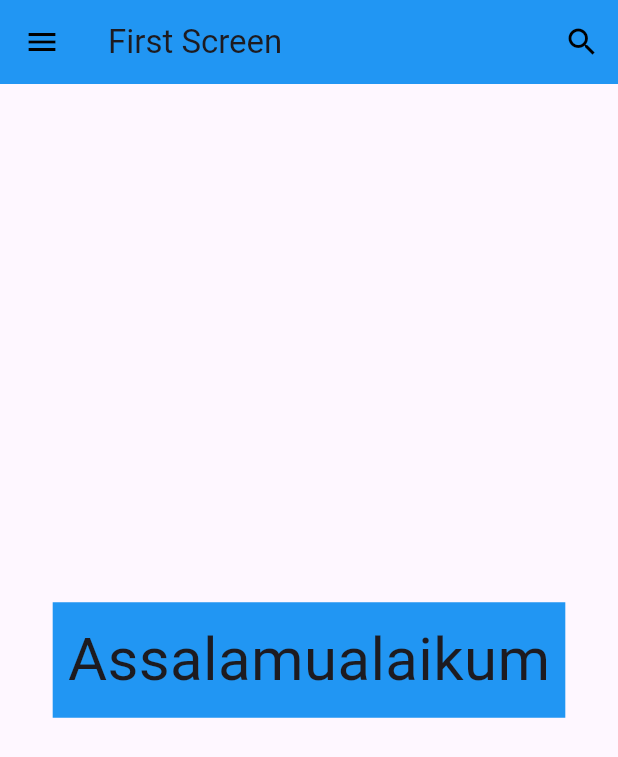
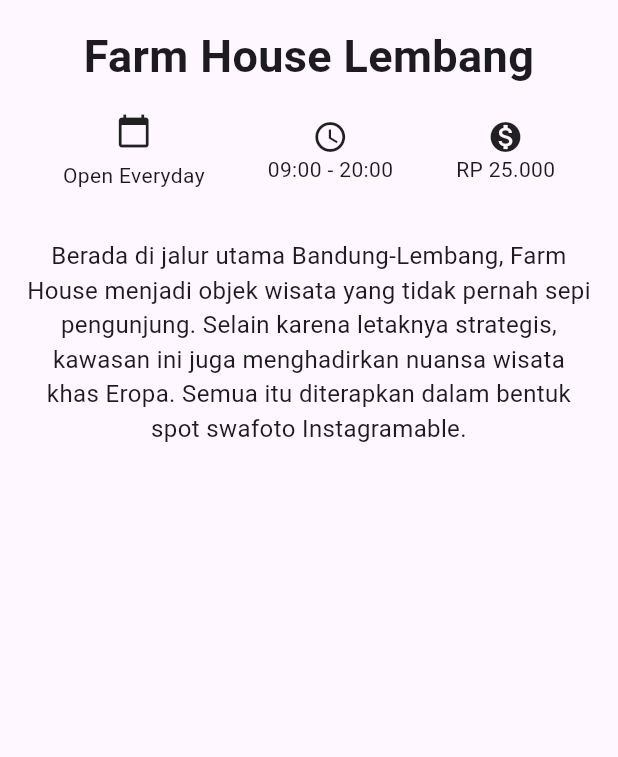
Before and after one commit to Damarazka/learn_flutter_dicoding, a Flutter app: the screen it shows after launch, on a phone screen of 412 x 824 dp. Shown: the top 757 px of the screen. Run offline on Flutter 3.47's test engine with Material 3 defaults, Android fonts, the light colour scheme and no system bars.

Commit message:
col & row

```diff
--- a/lib/main.dart
+++ b/lib/main.dart
@@ -8,49 +8,67 @@
   @override
   Widget build(BuildContext context) {
     return MaterialApp(
-      title: 'Flutter Demo',
-      theme: ThemeData(
-        primarySwatch: Colors.blue,
-      ),
-      home: const FirstScreen(), // Panggil FirstScreen di sini
+      title: 'Wisata Bandung',
+      theme: ThemeData(),
+      home: const DetailScreen(),
     );
   }
 }
 
-class FirstScreen extends StatelessWidget {
-  const FirstScreen({Key? key}) : super(key: key);
+class DetailScreen extends StatelessWidget {
+  const DetailScreen({Key? key}) : super(key: key);
 
   @override
   Widget build(BuildContext context) {
     return Scaffold(
-      appBar: AppBar(
-        backgroundColor: Colors.blue,
-        title: const Text('First Screen'),
-        actions: [
-          IconButton(
-            icon: const Icon(
-              Icons.search,
-              color: Colors.black,
-            ),
-            onPressed: () {},
-          ),
-        ],
-        leading: IconButton(
-          icon: const Icon(
-            Icons.menu,
-            color: Colors.black,
-          ),
-          onPressed: () {},
-        ),
+      body: SafeArea(
+        child: Column(
+            crossAxisAlignment: CrossAxisAlignment.stretch,
+            children: <Widget>[
+              Container(
+                margin: const EdgeInsets.only(top: 16),
+                child: const Text(
+                  "Farm House Lembang",
+                  textAlign: TextAlign.center,
+                  style: TextStyle(fontSize: 30.0, fontWeight: FontWeight.bold),
+                ),
+              ),
+              Container(
+                margin: const EdgeInsets.symmetric(vertical: 16.0),
+                child: const Row(
+                  mainAxisAlignment: MainAxisAlignment.spaceEvenly,
+                  children: <Widget>[
+                    Column(
+                      children: <Widget>[
+                        Icon(Icons.calendar_today),
+                        SizedBox(
+                          height: 8.0,
+                        ),
+                        Text("Open Everyday")
+                      ],
+                    ),
+                    Column(
+                      children: <Widget>[
+                        Icon(Icons.access_time),
+                        Text("09:00 - 20:00")
+                      ],
+                    ),
+                    Column(
+                      children: <Widget>[Icon(Icons.monetization_on), Text("RP 25.000")],
+                    )
+                  ],
+                ),
+              ),
+              Container(
+                padding: const EdgeInsets.all(16.0),
+                child: const Text(
+                  'Berada di jalur utama Bandung-Lembang, Farm House menjadi objek wisata yang tidak pernah sepi pengunjung. Selain karena letaknya strategis, kawasan ini juga menghadirkan nuansa wisata khas Eropa. Semua itu diterapkan dalam bentuk spot swafoto Instagramable.',
+                textAlign: TextAlign.center,
+                style: TextStyle(fontSize: 16.0),
+                ),
+              )
+            ]),
       ),
-      body: Center(child: Container(
-        color: Colors.blue,
-        padding: const EdgeInsets.all(10),
-        margin: const EdgeInsets.all(10),
-        child: const Text(
-          'Assalamualaikum',
-          style: TextStyle(fontSize: 40),
-        ),
-    ),));
+    );
   }
 }
```
